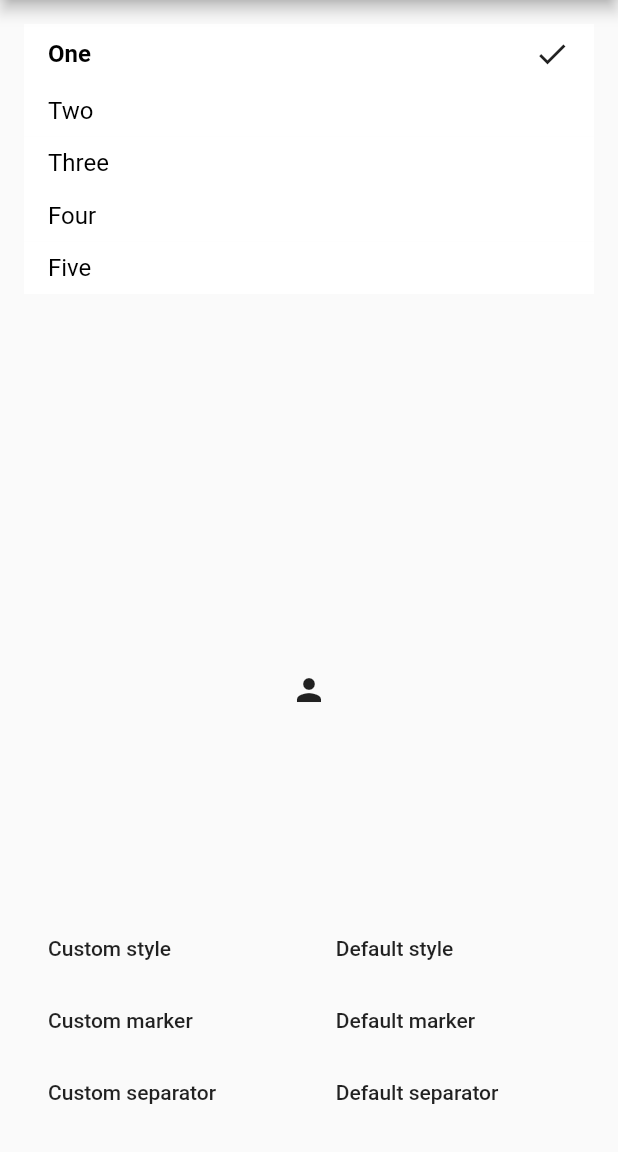
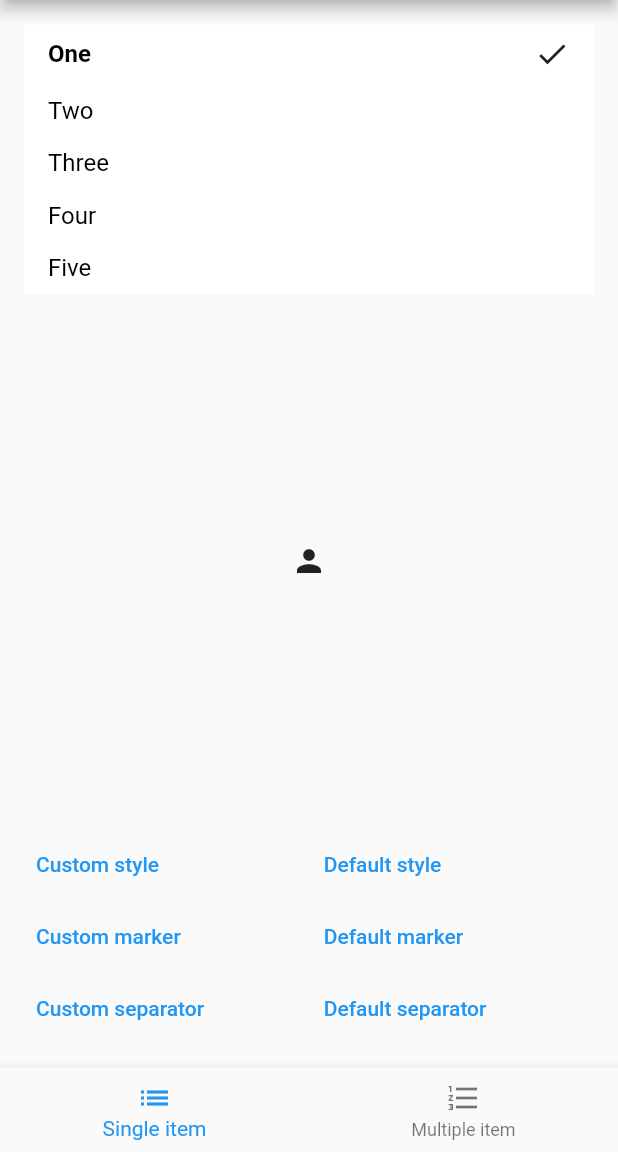
Before and after one commit to dariof28/item_picker, a Flutter app: the screen it shows after launch, on a phone screen of 412 x 824 dp, the part 84-1236 px from its top. Run offline on Flutter 3.47's test engine with Material 2 defaults, Android fonts, the phone set to English and light mode, and no system bars.

Commit message:
feat: update example project

```diff
--- a/example/lib/main.dart
+++ b/example/lib/main.dart
@@ -29,10 +29,10 @@ class MyHomePage extends StatefulWidget {
 }
 
 class _MyHomePageState extends State<MyHomePage> {
-  int selectedValue = 1;
   List<TextStyle> styles;
   Widget marker;
   Widget separator;
+  int pageIndex = 0;
 
   @override
   Widget build(BuildContext context) {
@@ -42,6 +42,24 @@ class _MyHomePageState extends State<MyHomePage> {
         padding: EdgeInsets.all(16.0),
         child: _buildContent(),
       ),
+      bottomNavigationBar: BottomNavigationBar(
+        items: <BottomNavigationBarItem>[
+          BottomNavigationBarItem(
+            icon: Icon(Icons.list),
+            label: "Single item",
+          ),
+          BottomNavigationBarItem(
+            icon: Icon(Icons.format_list_numbered),
+            label: "Multiple item",
+          ),
+        ],
+        currentIndex: pageIndex,
+        onTap: (index) {
+          setState(() {
+            pageIndex = index;
+          });
+        },
+      ),
     );
   }
 
@@ -49,33 +67,17 @@ class _MyHomePageState extends State<MyHomePage> {
     return Column(
       children: [
         Expanded(
-          child: ItemPicker<int>(
-            list: [
-              MapEntry("One", 1),
-              MapEntry("Two", 2),
-              MapEntry("Three", 3),
-              MapEntry("Four", 4),
-              MapEntry("Five", 5),
-            ],
-            defaultValue: selectedValue,
-            itemStyles: styles,
-            selectedMarker: marker,
-            separator: separator,
-            onSelectionChange: (value) {
-              setState(() {
-                selectedValue = value;
-              });
-            },
-          ),
-        ),
-        Expanded(
-          child: Row(
-            mainAxisAlignment: MainAxisAlignment.center,
-            children: List<Widget>.generate(
-              selectedValue,
-              (index) => Icon(Icons.person),
-            ),
-          ),
+          child: pageIndex == 0
+              ? SingleItem(
+                  separator: separator,
+                  marker: marker,
+                  styles: styles,
+                )
+              : MultipleItem(
+                  separator: separator,
+                  marker: marker,
+                  styles: styles,
+                ),
         ),
         _buildSettings(),
       ],
@@ -95,7 +97,7 @@ class _MyHomePageState extends State<MyHomePage> {
   Widget _styleSetting() {
     return Row(
       children: [
-        FlatButton(
+        TextButton(
           onPressed: () {
             setState(() {
               styles = [
@@ -103,14 +105,14 @@ class _MyHomePageState extends State<MyHomePage> {
                 TextStyle(color: Colors.blue),
                 TextStyle(color: Colors.red),
                 TextStyle(color: Colors.yellow),
-                TextStyle(color: Colors.black),
+                TextStyle(color: Colors.deepOrange),
               ];
             });
           },
           child: Text('Custom style'),
         ),
         Expanded(
-          child: FlatButton(
+          child: TextButton(
             onPressed: () {
               setState(() {
                 styles = null;
@@ -126,7 +128,7 @@ class _MyHomePageState extends State<MyHomePage> {
   Widget _markerSetting() {
     return Row(
       children: [
-        FlatButton(
+        TextButton(
           onPressed: () {
             setState(() {
               marker = Icon(Icons.star, color: Colors.deepOrange);
@@ -135,7 +137,7 @@ class _MyHomePageState extends State<MyHomePage> {
           child: Text('Custom marker'),
         ),
         Expanded(
-          child: FlatButton(
+          child: TextButton(
             onPressed: () {
               setState(() {
                 marker = null;
@@ -151,7 +153,7 @@ class _MyHomePageState extends State<MyHomePage> {
   Widget _separatorSetting() {
     return Row(
       children: [
-        FlatButton(
+        TextButton(
           onPressed: () {
             setState(() {
               separator = Column(
@@ -166,7 +168,7 @@ class _MyHomePageState extends State<MyHomePage> {
           child: Text('Custom separator'),
         ),
         Expanded(
-          child: FlatButton(
+          child: TextButton(
             onPressed: () {
               setState(() {
                 separator = null;
@@ -179,3 +181,112 @@ class _MyHomePageState extends State<MyHomePage> {
     );
   }
 }
+
+class SingleItem extends StatefulWidget {
+  final List<TextStyle> styles;
+  final Widget marker;
+  final Widget separator;
+
+  SingleItem({this.styles, this.marker, this.separator});
+
+  @override
+  _SingleItemState createState() => _SingleItemState();
+}
+
+class _SingleItemState extends State<SingleItem> {
+  int selectedValue = 1;
+
+  @override
+  Widget build(BuildContext context) {
+    return Column(
+      children: [
+        ItemPicker<int>(
+          list: [
+            MapEntry("One", 1),
+            MapEntry("Two", 2),
+            MapEntry("Three", 3),
+            MapEntry("Four", 4),
+            MapEntry("Five", 5),
+          ],
+          defaultValue: selectedValue,
+          itemStyles: widget.styles,
+          selectedMarker: widget.marker,
+          separator: widget.separator,
+          onSelectionChange: (value) {
+            setState(() {
+              selectedValue = value;
+            });
+          },
+        ),
+        Expanded(
+          child: Row(
+            mainAxisAlignment: MainAxisAlignment.center,
+            children: List<Widget>.generate(
+              selectedValue,
+              (index) => Icon(Icons.person),
+            ),
+          ),
+        ),
+      ],
+    );
+  }
+}
+
+class MultipleItem extends StatefulWidget {
+  final List<TextStyle> styles;
+  final Widget marker;
+  final Widget separator;
+
+  MultipleItem({this.styles, this.marker, this.separator});
+
+  @override
+  _MultipleItemState createState() => _MultipleItemState();
+}
+
+class _MultipleItemState extends State<MultipleItem> {
+  List<String> _selectedValues = [];
+
+  @override
+  Widget build(BuildContext context) {
+    return Column(
+      children: [
+        MultipleItemPicker<String>(
+          list: [
+            MapEntry("Dog", "dog"),
+            MapEntry("Cat", "cat"),
+            MapEntry("Bird", "bird"),
+            MapEntry("Hamster", "hamster"),
+            MapEntry("Goldfish", "goldfish"),
+          ],
+          itemStyles: widget.styles,
+          selectedMarker: widget.marker,
+          separator: widget.separator,
+          onItemSelect: (value) {
+            setState(() {
+              _selectedValues.add(value);
+            });
+          },
+          onItemUnSelect: (value) {
+            setState(() {
+              _selectedValues.remove(value);
+            });
+          },
+          resetOption: MapEntry("Reset selection", null),
+          onResetSelection: () {
+            setState(() {
+              _selectedValues.clear();
+            });
+          },
+        ),
+        Expanded(
+          child: Row(
+            mainAxisAlignment: MainAxisAlignment.center,
+            children: [
+              Text("Selection: " + _selectedValues.toString()),
+            ],
+          ),
+        ),
+      ],
+    );
+  }
+}
```
